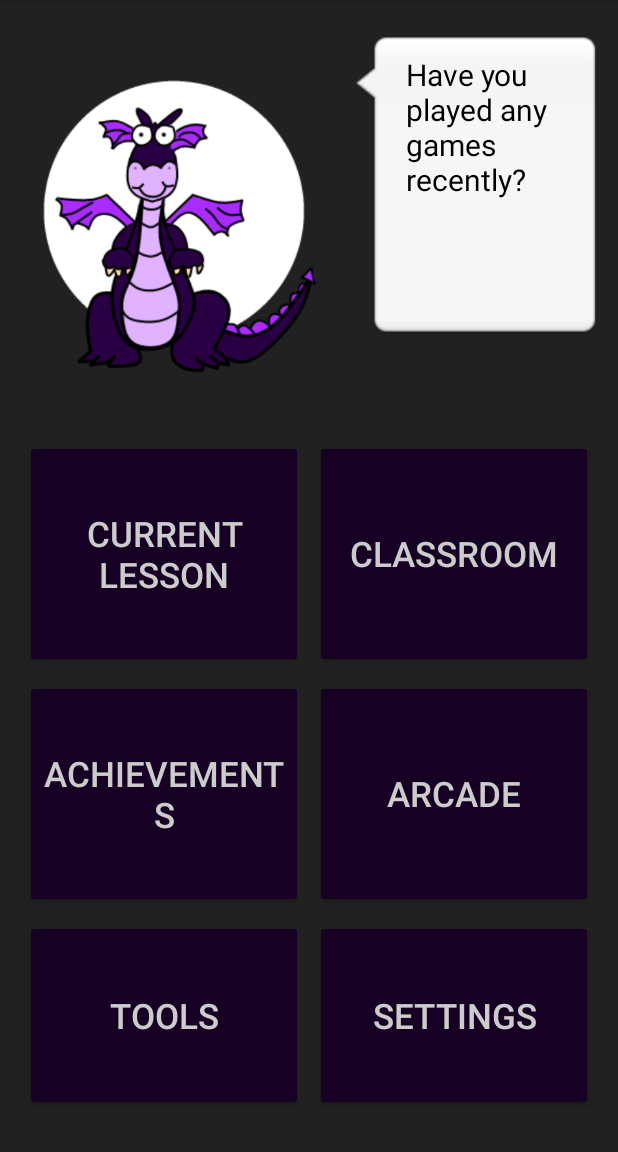
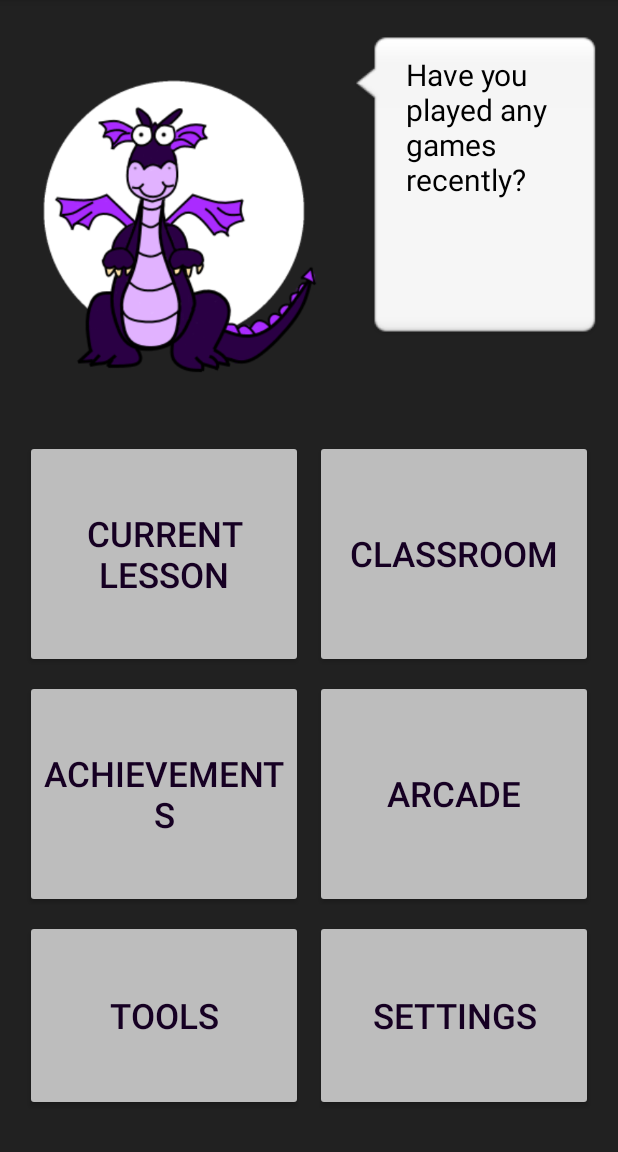
Before and after one commit to MyannaHarris/GEDMobileApp, an Android app: the LearnConcepts screen opened directly, with no data from a screen before it, after a tap on "Home", on a phone screen of 412 x 824 dp, the part 84-1236 px from its top. Run offline under Robolectric (Android 15) with nearby library versions, the phone set to English and light mode, and no system bars.

Commit message:
changed button and ordering game colors

```diff
--- a/GEDAppGUI/app/src/main/res/values/colors.xml
+++ b/GEDAppGUI/app/src/main/res/values/colors.xml
@@ -19,10 +19,10 @@
     <color name="colorPrimaryDark">#000000</color>
     <color name="colorAccent">#ca7cff</color>
     <color name="colorBackgroundDark">#212121</color>
-    <color name="colorButton">#160023</color>
+    <color name="colorButton">#bdbdbd</color>
     <color name="colorHeader1">#ca7cff</color>
     <color name="colorBodyText">#cccccc</color>
-    <color name="colorButtonText">#cccccc</color>
+    <color name="colorButtonText">#160023</color>q
     <color name="colorMenuText">#cccccc</color>
     <color name="colorMenuBackground">#111111</color>
     <color name="colorWhite">#ffffff</color>
@@ -52,11 +52,11 @@
     <color name="fractodectext">#b03ffc</color>
     <color name="colorHint">#55ca7cff</color>
     <color name="orderingGameBG">#ceaee6</color>
-    <color name="orderingGameText">#000000</color>
+    <color name="orderingGameText">#263238</color>
     <color name="orderingGameTopColor">#ead02a</color>
     <color name="orderingGameBottomColor">#ca251f</color>
     <color name="orderingGameMiddleColor">#c95d1e</color>
-    <color name="orderingGameLockedColor">#1e85c9</color>
+    <color name="orderingGameLockedColor">#000000</color>
     <color name="canvasBackground">#ffffff</color>
     <color name="canvasForeground">#000000</color>
 </resources>
```
